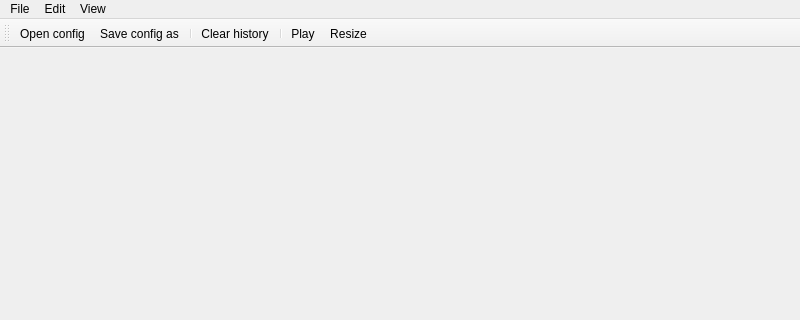
Qt form src/signal_scope/mainwindow.ui (openhumanoids/signal-scope) before a commit; both pictures show x 0 to 800 and y 0 to 320 of the 800 by 600 pixel window.
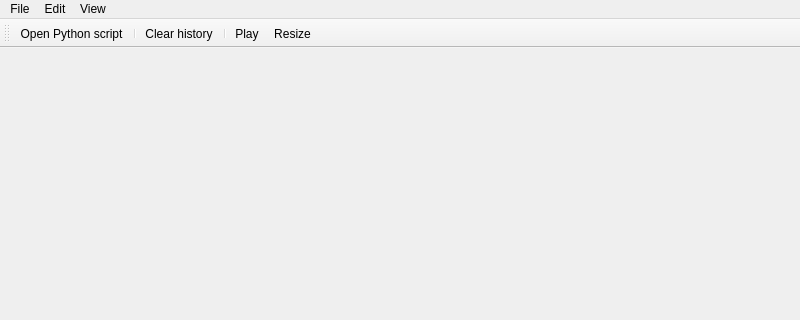
The same form after that commit.

Commit message: open button and its shortcut now open the python file dialogue

```diff
--- a/src/signal_scope/mainwindow.ui
+++ b/src/signal_scope/mainwindow.ui
@@ -67,8 +67,8 @@
    <attribute name="toolBarBreak">
     <bool>false</bool>
    </attribute>
-   <addaction name="ActionOpen"/>
-   <addaction name="ActionSave"/>
+   <addaction name="ActionOpenPython"/>
+   <!-- <addaction name="ActionSave"/> -->
    <addaction name="separator"/>
    <addaction name="ActionClearHistory"/>
    <addaction name="separator"/>
```
Left out of the diff: 12 changed lines with no effect on the pictures.
